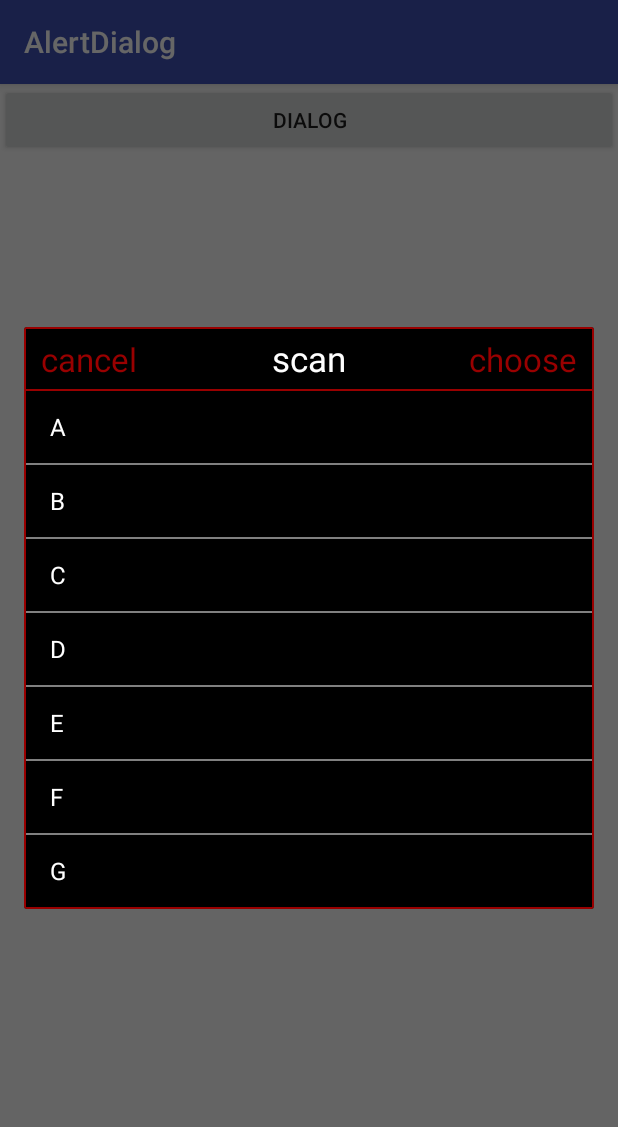
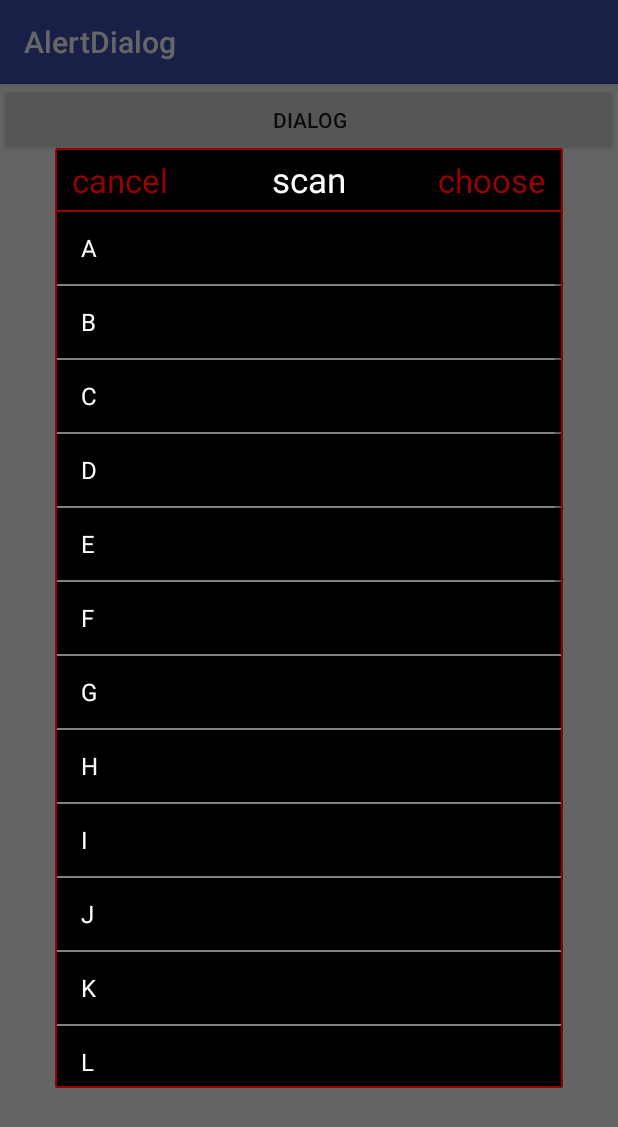
Before and after one commit to Rye10/AlertDialog, an Android app: the screen it shows after launch (MainActivity), after a tap on "DIALOG", on a phone screen of 412 x 824 dp. Shown: the top 1127 px of the screen. Run offline under Robolectric (Android 15) with nearby library versions, the phone set to English and light mode, and no system bars.

Commit message:
2.second commit

```diff
--- a/src/main/java/com/imvt/alertdialog/MainActivity.java
+++ b/src/main/java/com/imvt/alertdialog/MainActivity.java
@@ -7,17 +7,24 @@ import android.content.DialogInterface.OnClickListener;
 import android.graphics.Color;
 import android.support.v7.app.AppCompatActivity;
 import android.os.Bundle;
+import android.view.Display;
 import android.view.LayoutInflater;
 import android.view.View;
 import android.view.ViewGroup;
+import android.view.WindowManager;
 import android.widget.ArrayAdapter;
 import android.widget.Button;
 import android.widget.ListView;
 import android.widget.TextView;
 
+import java.util.ArrayList;
+import java.util.List;
+
 public class MainActivity extends AppCompatActivity {
     private Button button;
-    private String[] data={"A","B","C","D","E","F","G"};
+    private String[] letter = { "A", "B", "C", "D",
+            "E", "F", "G", "H","I","J", "K", "L", "M", "N","O","P", "Q",
+            "R", "S", "T","W", "X", "Y", "Z" };
     private LayoutInflater layoutInflater;
     private ListView listView;
     private TextView cancel,choose;
@@ -39,7 +46,7 @@ public class MainActivity extends AppCompatActivity {
                 choose=view.findViewById(R.id.choose);
 
 
-                ArrayAdapter<String> adapter=new ArrayAdapter<String>(MainActivity.this,android.R.layout.simple_list_item_1,data){
+                ArrayAdapter<String> adapter=new ArrayAdapter<String>(MainActivity.this,android.R.layout.simple_list_item_1,letter){
                     public View getView(int position, View convertView, ViewGroup parent){
                         View view1=super.getView(position,convertView,parent);
                         TextView textView=view1.findViewById(android.R.id.text1);
@@ -49,9 +56,16 @@ public class MainActivity extends AppCompatActivity {
                 };
                 listView.setAdapter(adapter);
                 builder.setView(view);
+
                 builder.create();
 
                 final AlertDialog dialog=builder.show();
+                WindowManager m=getWindowManager();
+                Display d=m.getDefaultDisplay();                                                   //获取屏幕宽高
+                android.view.WindowManager.LayoutParams p=dialog.getWindow().getAttributes();      //获取对话框当前参数值
+                p.height= (int) (d.getHeight()*0.8);                                             //宽度设为屏幕的0.8
+                p.width= (int) (d.getWidth()*0.9);                                               //高度设为屏幕的0.9
+                dialog.getWindow().setAttributes(p);                                              //设置生效
                 cancel.setOnClickListener(new View.OnClickListener() {
                     @Override
                     public void onClick(View view) {
--- a/src/main/res/layout/dialog.xml
+++ b/src/main/res/layout/dialog.xml
@@ -61,7 +61,8 @@
     <ListView
         android:id="@+id/list"
         android:layout_width="wrap_content"
-        android:layout_height="match_parent"
+        android:layout_height="wrap_content"
+        android:layout_weight="1"
         android:divider="#808080"
         android:dividerHeight="1dp"></ListView>
 
```
